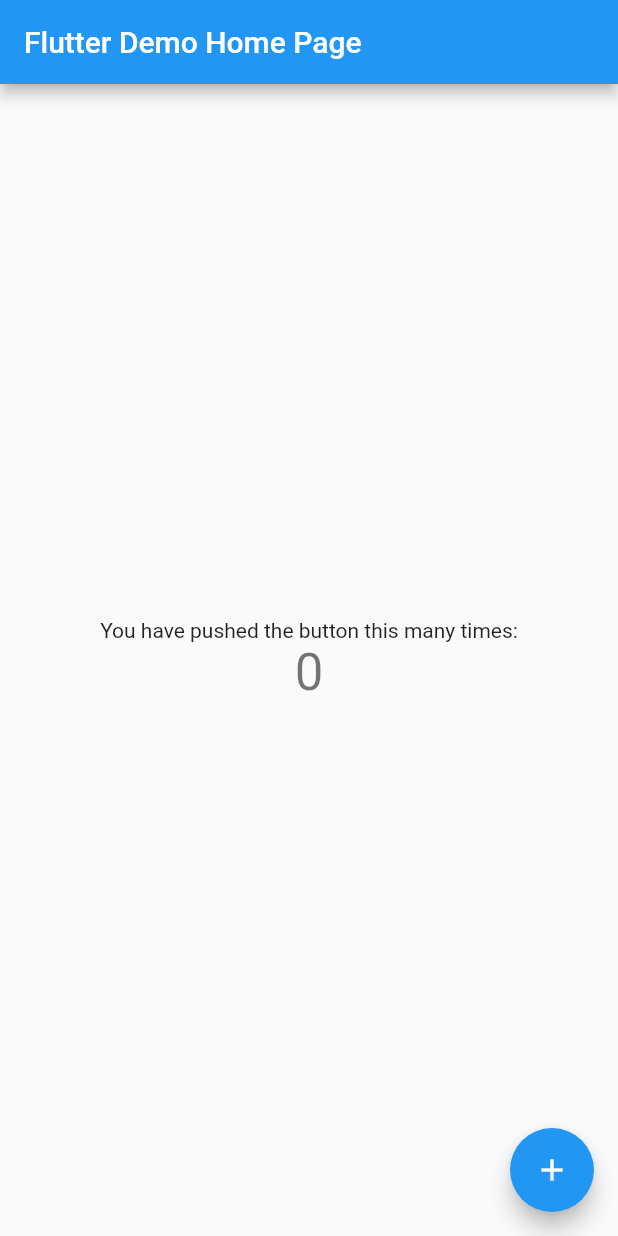
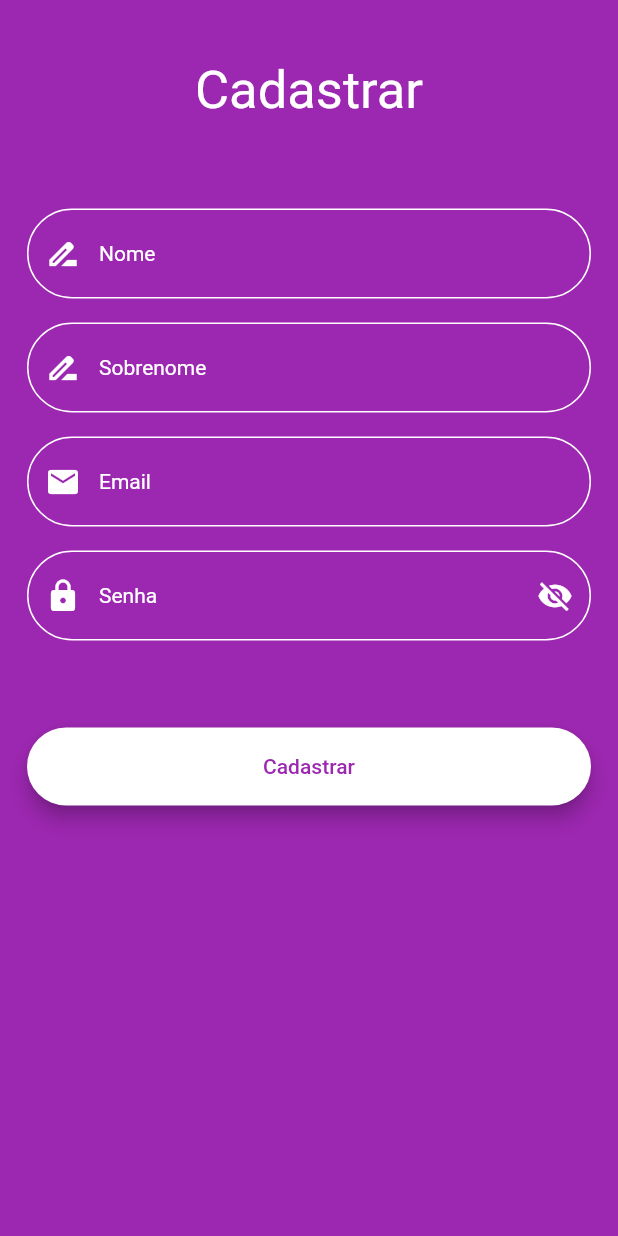
Before and after one commit to Guilherme200/ecommerce_flutter, a Flutter app: the screen it shows after launch, on a phone screen of 412 x 824 dp. Run offline on Flutter 3.47's test engine with Material 2 defaults, Android fonts, the phone set to English and light mode, and no system bars.

Commit message:
Adição da tela de register

```diff
--- a/lib/main.dart
+++ b/lib/main.dart
@@ -1,117 +1,26 @@
+import 'package:ecommerce_flutter/providers/providers.dart';
+import 'package:ecommerce_flutter/routes/routes.dart';
 import 'package:flutter/material.dart';
+import 'package:provider/provider.dart';
 
 void main() {
+  WidgetsFlutterBinding.ensureInitialized();
   runApp(MyApp());
 }
 
 class MyApp extends StatelessWidget {
-  // This widget is the root of your application.
   @override
   Widget build(BuildContext context) {
-    return MaterialApp(
-      title: 'Flutter Demo',
-      theme: ThemeData(
-        // This is the theme of your application.
-        //
-        // Try running your application with "flutter run". You'll see the
-        // application has a blue toolbar. Then, without quitting the app, try
-        // changing the primarySwatch below to Colors.green and then invoke
-        // "hot reload" (press "r" in the console where you ran "flutter run",
-        // or simply save your changes to "hot reload" in a Flutter IDE).
-        // Notice that the counter didn't reset back to zero; the application
-        // is not restarted.
-        primarySwatch: Colors.blue,
-        // This makes the visual density adapt to the platform that you run
-        // the app on. For desktop platforms, the controls will be smaller and
-        // closer together (more dense) than on mobile platforms.
-        visualDensity: VisualDensity.adaptivePlatformDensity,
+    return FutureBuilder(
+      builder: (ctx, snapshot) => MultiProvider(
+        providers: providers,
+        child: MaterialApp(
+          debugShowCheckedModeBanner: false,
+          theme: ThemeData(primarySwatch: Colors.purple),
+          routes: routes,
+          initialRoute: "/splash",
+        ),
       ),
-      home: MyHomePage(title: 'Flutter Demo Home Page'),
     );
   }
 }
-
-class MyHomePage extends StatefulWidget {
-  MyHomePage({Key key, this.title}) : super(key: key);
-
-  // This widget is the home page of your application. It is stateful, meaning
-  // that it has a State object (defined below) that contains fields that affect
-  // how it looks.
-
-  // This class is the configuration for the state. It holds the values (in this
-  // case the title) provided by the parent (in this case the App widget) and
-  // used by the build method of the State. Fields in a Widget subclass are
-  // always marked "final".
-
-  final String title;
-
-  @override
-  _MyHomePageState createState() => _MyHomePageState();
-}
-
-class _MyHomePageState extends State<MyHomePage> {
-  int _counter = 0;
-
-  void _incrementCounter() {
-    setState(() {
-      // This call to setState tells the Flutter framework that something has
-      // changed in this State, which causes it to rerun the build method below
-      // so that the display can reflect the updated values. If we changed
-      // _counter without calling setState(), then the build method would not be
-      // called again, and so nothing would appear to happen.
-      _counter++;
-    });
-  }
-
-  @override
-  Widget build(BuildContext context) {
-    // This method is rerun every time setState is called, for instance as done
-    // by the _incrementCounter method above.
-    //
-    // The Flutter framework has been optimized to make rerunning build methods
-    // fast, so that you can just rebuild anything that needs updating rather
-    // than having to individually change instances of widgets.
-    return Scaffold(
-      appBar: AppBar(
-        // Here we take the value from the MyHomePage object that was created by
-        // the App.build method, and use it to set our appbar title.
-        title: Text(widget.title),
-      ),
-      body: Center(
-        // Center is a layout widget. It takes a single child and positions it
-        // in the middle of the parent.
-        child: Column(
-          // Column is also a layout widget. It takes a list of children and
-          // arranges them vertically. By default, it sizes itself to fit its
-          // children horizontally, and tries to be as tall as its parent.
-          //
-          // Invoke "debug painting" (press "p" in the console, choose the
-          // "Toggle Debug Paint" action from the Flutter Inspector in Android
-          // Studio, or the "Toggle Debug Paint" command in Visual Studio Code)
-          // to see the wireframe for each widget.
-          //
-          // Column has various properties to control how it sizes itself and
-          // how it positions its children. Here we use mainAxisAlignment to
-          // center the children vertically; the main axis here is the vertical
-          // axis because Columns are vertical (the cross axis would be
-          // horizontal).
-          mainAxisAlignment: MainAxisAlignment.center,
-          children: <Widget>[
-            Text(
-              'You have pushed the button this many times:',
-            ),
-            Text(
-              '$_counter',
-              style: Theme.of(context).textTheme.headline4,
-            ),
-          ],
-        ),
-      ),
-      floatingActionButton: FloatingActionButton(
-        onPressed: _incrementCounter,
-        tooltip: 'Increment',
-        child: Icon(Icons.add),
-      ), // This trailing comma makes auto-formatting nicer for build methods.
-    );
-  }
-}
--- /dev/null
+++ b/lib/models/user_model.dart
@@ -0,0 +1,18 @@
+class UserModel {
+  String id;
+  String firstName;
+  String lastName;
+  String email;
+  String password;
+
+  UserModel({this.id, this.email});
+
+  Map<String, dynamic> toMap() {
+    return {
+      "firstName": this.firstName,
+      "lastName": this.lastName,
+      "email": this.email,
+      "password": this.password
+    };
+  }
+}
--- /dev/null
+++ b/lib/providers/providers.dart
@@ -0,0 +1,7 @@
+import 'package:ecommerce_flutter/providers/user_provider.dart';
+import 'package:provider/single_child_widget.dart';
+import 'package:provider/provider.dart';
+
+final List<SingleChildWidget> providers = [
+  Provider<UserProvider>(create: (_) => UserProvider())
+];
--- /dev/null
+++ b/lib/routes/routes.dart
@@ -0,0 +1,8 @@
+import 'package:ecommerce_flutter/screens/register_screen.dart';
+import 'package:ecommerce_flutter/screens/splashScreen.dart';
+import 'package:flutter/cupertino.dart';
+
+final Map<String, WidgetBuilder> routes = {
+  "/splash": (_) => SplashScreen(),
+  "/register": (_) => RegisterScreen()
+};
--- /dev/null
+++ b/lib/screens/register_screen.dart
@@ -0,0 +1,219 @@
+import 'package:ecommerce_flutter/models/user_model.dart';
+import 'package:ecommerce_flutter/providers/user_provider.dart';
+import 'package:flutter/cupertino.dart';
+import 'package:flutter/material.dart';
+
+class RegisterScreen extends StatefulWidget {
+  @override
+  _RegisterScreenState createState() => _RegisterScreenState();
+}
+
+class _RegisterScreenState extends State<RegisterScreen> {
+  final _formKey = GlobalKey<FormState>();
+  UserModel userModel = new UserModel();
+  GlobalKey<ScaffoldState> _scaffoldState = new GlobalKey();
+  bool isVisible = true;
+
+  @override
+  Widget build(BuildContext context) {
+    return Scaffold(
+      key: _scaffoldState,
+      resizeToAvoidBottomInset: false,
+      body: Container(
+        color: Colors.purple,
+        child: Form(
+          key: _formKey,
+          child: Padding(
+            padding: EdgeInsets.all(10),
+            child: Column(
+              crossAxisAlignment: CrossAxisAlignment.center,
+              children: [
+                Padding(
+                    padding: EdgeInsets.only(top: 30, bottom: 50),
+                    child: Text(
+                      "Cadastrar",
+                      textAlign: TextAlign.center,
+                      style: TextStyle(color: Colors.white, fontSize: 35),
+                    )),
+                Padding(
+                  padding: const EdgeInsets.all(8.0),
+                  child: TextFormField(
+                    style: TextStyle(color: Colors.white, fontSize: 14),
+                    validator: (name) {
+                      if (name.isEmpty) {
+                        return "Campo Obrigatório!";
+                      }
+
+                      return null;
+                    },
+                    onSaved: (name) {
+                      userModel.firstName = name;
+                    },
+                    decoration: InputDecoration(
+                        prefixIcon: Icon(Icons.drive_file_rename_outline,
+                            color: Colors.white),
+                        hintText: 'Nome',
+                        hintStyle: TextStyle(
+                          color: Colors.white,
+                          fontSize: 14,
+                        ),
+                        focusColor: Colors.purple,
+                        focusedBorder: OutlineInputBorder(
+                          borderRadius: BorderRadius.all(Radius.circular(30)),
+                          borderSide: BorderSide(color: Colors.white),
+                        ),
+                        enabledBorder: OutlineInputBorder(
+                          borderRadius: BorderRadius.all(Radius.circular(30)),
+                          borderSide: BorderSide(color: Colors.white),
+                        ),
+                        contentPadding: EdgeInsets.all(22)),
+                  ),
+                ),
+                Padding(
+                  padding: const EdgeInsets.all(8.0),
+                  child: TextFormField(
+                    style: TextStyle(color: Colors.white, fontSize: 14),
+                    validator: (name) {
+                      if (name.isEmpty) {
+                        return "Campo Obrigatório!";
+                      }
+
+                      return null;
+                    },
+                    onSaved: (name) {
+                      userModel.lastName = name;
+                    },
+                    decoration: InputDecoration(
+                        prefixIcon: Icon(Icons.drive_file_rename_outline,
+                            color: Colors.white),
+                        hintText: 'Sobrenome',
+                        hintStyle: TextStyle(
+                          color: Colors.white,
+                          fontSize: 14,
+                        ),
+                        focusColor: Colors.purple,
+                        focusedBorder: OutlineInputBorder(
+                          borderRadius: BorderRadius.all(Radius.circular(30)),
+                          borderSide: BorderSide(color: Colors.white),
+                        ),
+                        enabledBorder: OutlineInputBorder(
+                          borderRadius: BorderRadius.all(Radius.circular(30)),
+                          borderSide: BorderSide(color: Colors.white),
+                        ),
+                        contentPadding: EdgeInsets.all(22)),
+                  ),
+                ),
+                Padding(
+                  padding: const EdgeInsets.all(8.0),
+                  child: TextFormField(
+                    style: TextStyle(color: Colors.white, fontSize: 14),
+                    validator: (name) {
+                      if (name.isEmpty) {
+                        return "Campo Obrigatório!";
+                      }
+
+                      return null;
+                    },
+                    onSaved: (name) {
+                      userModel.email = name;
+                    },
+                    decoration: InputDecoration(
+                        prefixIcon: Icon(Icons.email, color: Colors.white),
+                        hintText: 'Email',
+                        hintStyle: TextStyle(
+                          color: Colors.white,
+                          fontSize: 14,
+                        ),
+                        focusColor: Colors.purple,
+                        focusedBorder: OutlineInputBorder(
+                          borderRadius: BorderRadius.all(Radius.circular(30)),
+                          borderSide: BorderSide(color: Colors.white),
+                        ),
+                        enabledBorder: OutlineInputBorder(
+                          borderRadius: BorderRadius.all(Radius.circular(30)),
+                          borderSide: BorderSide(color: Colors.white),
+                        ),
+                        contentPadding: EdgeInsets.all(22)),
+                  ),
+                ),
+                Padding(
+                  padding: const EdgeInsets.all(8.0),
+                  child: TextFormField(
+                    style: TextStyle(color: Colors.white, fontSize: 14),
+                    obscureText: isVisible,
+                    validator: (name) {
+                      if (name.isEmpty) {
+                        return "Campo Obrigatório!";
+                      }
+
+                      return null;
+                    },
+                    onSaved: (name) {
+                      userModel.password = name;
+                    },
+                    decoration: InputDecoration(
+                        prefixIcon: Icon(Icons.lock, color: Colors.white),
+                        suffixIcon: IconButton(
+                            icon: Icon(isVisible
+                                ? Icons.visibility_off
+                                : Icons.visibility),
+                            color: Colors.white,
+                            onPressed: () {
+                              setState(() {
+                                isVisible = !isVisible;
+                              });
+                            }),
+                        hintText: 'Senha',
+                        hintStyle: TextStyle(
+                          color: Colors.white,
+                          fontSize: 14,
+                        ),
+                        focusedBorder: OutlineInputBorder(
+                          borderRadius: BorderRadius.all(Radius.circular(30)),
+                          borderSide: BorderSide(color: Colors.white),
+                        ),
+                        enabledBorder: OutlineInputBorder(
+                          borderRadius: BorderRadius.all(Radius.circular(30)),
+                          borderSide: BorderSide(color: Colors.white),
+                        ),
+                        contentPadding: EdgeInsets.all(22)),
+                  ),
+                ),
+                Padding(
+                  padding: EdgeInsets.only(top: 50, right: 8.0, left: 8.0),
+                  child: Material(
+                    elevation: 5.0,
+                    borderRadius: BorderRadius.circular(30.0),
+                    color: Colors.white,
+                    child: MaterialButton(
+                        minWidth: MediaQuery.of(context).size.width,
+                        padding: EdgeInsets.all(18),
+                        onPressed: () {
+                          if (_formKey.currentState.validate()) {
+                            _formKey.currentState.save();
+                            UserProvider().register(
+                              userModel,
+                              onFail: (erro) {
+                                print('dedededed');
+                              },
+                              onSuccess: () {
+                                print("Cadastro Realizado com Sucesso");
+                              },
+                            );
+                          }
+                        },
+                        child: Text(
+                          "Cadastrar",
+                          textAlign: TextAlign.center,
+                          style: TextStyle(color: Colors.purple),
+                        )),
+                  ),
+                ),
+              ],
+            ),
+          ),
+        ),
+      ),
+    );
+  }
+}
```
Also changed, not shown: lib/providers/user_provider.dart (added, +24 -0 lines), lib/screens/splashScreen.dart (added, +29 -0 lines), pubspec.yaml (+3 -53 lines), assets/logos/logo.png (added), pubspec.lock, 1 other file.
